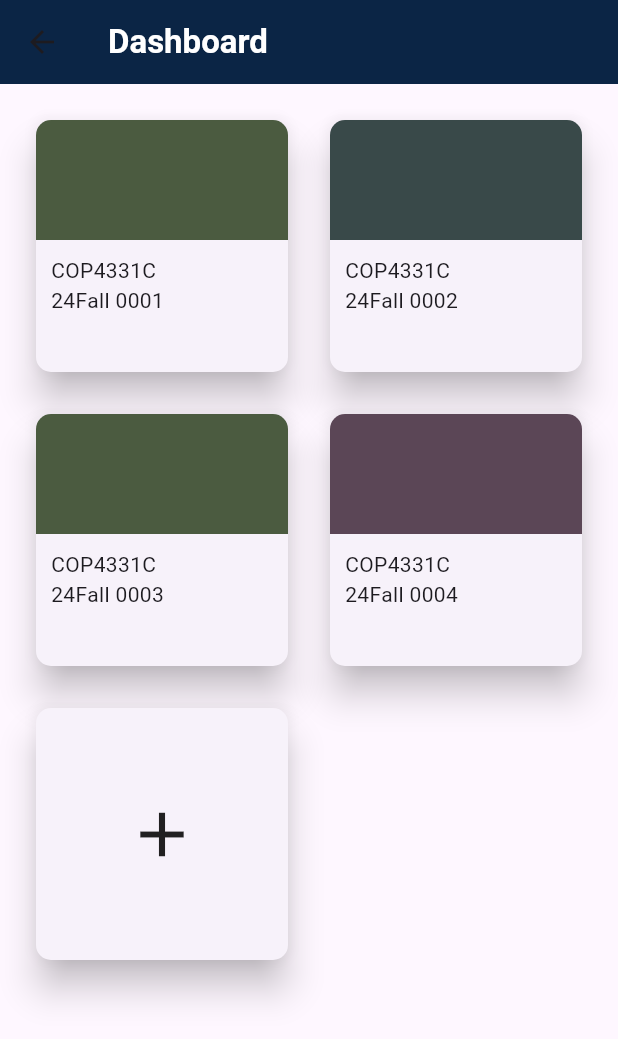
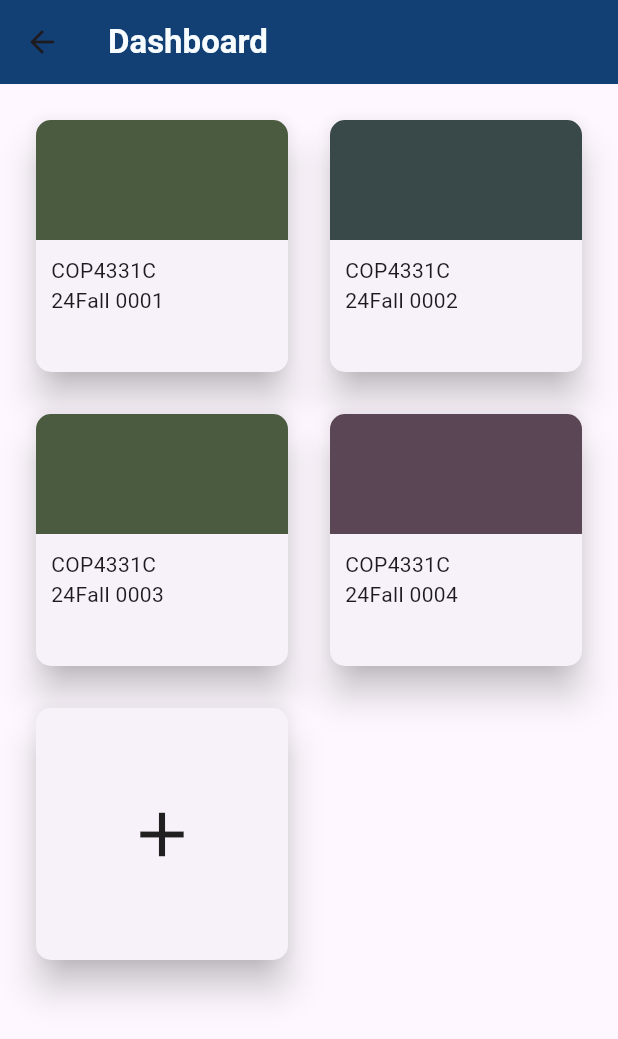
Before and after one commit to RyanRichardsR/QuickMark, a Flutter app: the Dashboard screen opened directly with empty values, on a phone screen of 412 x 824 dp. Shown: the top 1039 px of the screen. Run offline on Flutter 3.47's test engine with Material 3 defaults, Android fonts, the phone set to English and light mode, and no system bars.

Commit message:
Changed dashboard colors and added white logo to images

```diff
--- a/quickmark_mobile/lib/Pages/dashboard.dart
+++ b/quickmark_mobile/lib/Pages/dashboard.dart
@@ -1,5 +1,13 @@
 import 'package:flutter/material.dart';
 //import 'package:mobile/class_prof.dart';
+
+//Color Pallete Constants
+const white = Color(0xFFF7FCFF) ;
+const lightBlue = Color(0xFF8DA9C4) ;
+const blue = Color(0xFF134074) ;
+const darkBlue = Color(0xFF13315C) ;
+const navy = Color(0xFF0B2545) ;
+
 
 class Dashboard extends StatelessWidget {
 
@@ -42,11 +50,11 @@ class Dashboard extends StatelessWidget {
         title: const Text(
           'Dashboard',
           style: TextStyle(
-            color: Colors.white,
+            color: white,
             fontWeight: FontWeight.bold,
           ),
         ),
-        backgroundColor: Color(int.parse('0xFF0B2545')),
+        backgroundColor: blue,
       ),
       body: Padding(
         padding: const EdgeInsets.all(20.0),
```
Also changed, not shown: quickmark_mobile/lib/images/QM_white.png (added).
